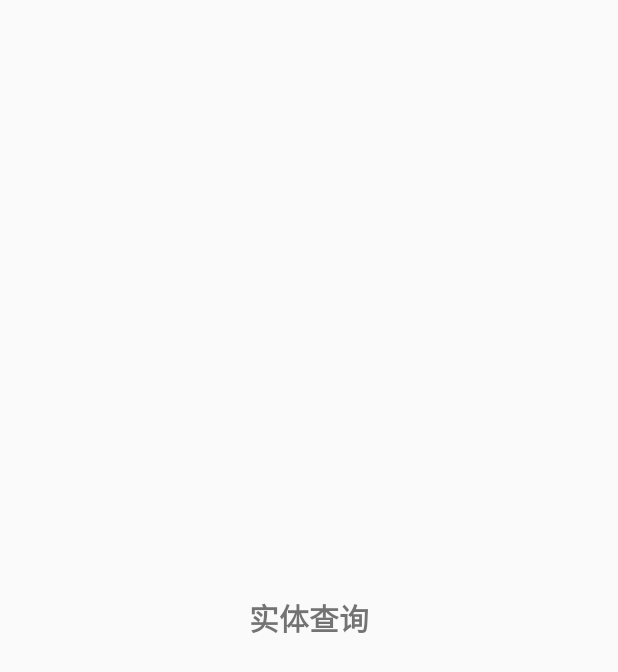
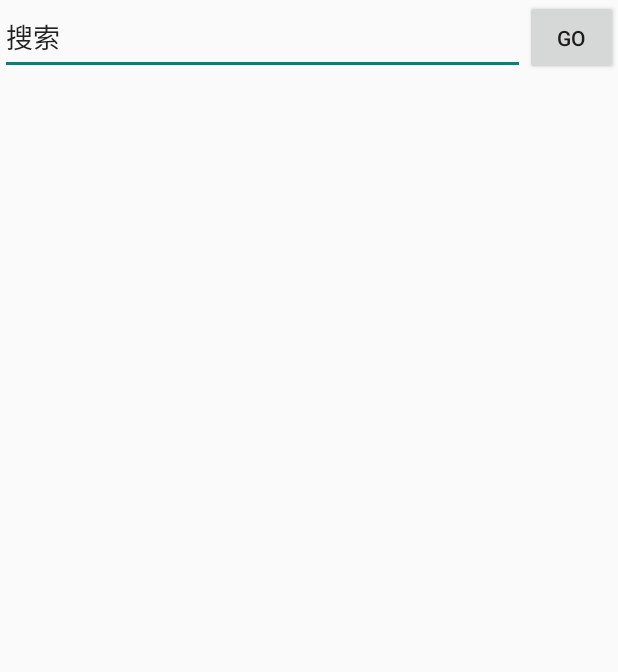
Before and after one commit to zhang-ht18/news, an Android app: the layout entity_fragment.xml on its own in the app's theme, with its tools: preview values and no code run, on a phone screen of 412 x 824 dp. Shown: the top 672 px of the screen. Run offline under Robolectric (Android 15) with nearby library versions, the phone set to English and light mode, and no system bars.

Commit message:
Add files via upload

```diff
--- a/app/src/main/res/layout/entity_fragment.xml
+++ b/app/src/main/res/layout/entity_fragment.xml
@@ -2,11 +2,28 @@
 <LinearLayout xmlns:android="http://schemas.android.com/apk/res/android"
     android:orientation="vertical" android:layout_width="match_parent"
     android:layout_height="match_parent">
-    <TextView
+
+    <LinearLayout
         android:layout_width="fill_parent"
-        android:layout_height="fill_parent"
-        android:gravity="center"
-        android:text="实体查询"
-        android:textSize="20sp"
-        android:textStyle="bold" />
+        android:layout_height="50dp"
+        android:orientation="horizontal">
+        <EditText
+            android:layout_width="350dp"
+            android:layout_height="match_parent"
+            android:id="@+id/entity_search_text"
+            android:text="搜索"
+            >
+        </EditText>
+        <android.widget.Button
+            android:layout_width="wrap_content"
+            android:layout_height="match_parent"
+            android:id="@+id/entity_search_button"
+            android:text="go"
+            />
+    </LinearLayout>
+    <ExpandableListView
+        android:layout_width="match_parent"
+        android:layout_height="match_parent"
+        android:id="@+id/entity_search_list"
+        ></ExpandableListView>
 </LinearLayout>
--- /dev/null
+++ b/app/src/main/res/layout/entity_item.xml
@@ -0,0 +1,6 @@
+<?xml version="1.0" encoding="utf-8"?>
+<LinearLayout xmlns:android="http://schemas.android.com/apk/res/android"
+    android:orientation="vertical" android:layout_width="match_parent"
+    android:layout_height="match_parent">
+
+</LinearLayout>
--- a/app/src/main/res/layout/scholar_item.xml
+++ b/app/src/main/res/layout/scholar_item.xml
@@ -3,7 +3,7 @@
     android:orientation="horizontal" android:layout_width="match_parent"
     android:layout_height="match_parent">
 
-    <android.widget.ImageView
+    <com.java.zhanghantian.MyImageView
         android:id="@+id/scholar_icon"
         android:layout_width="68dp"
         android:layout_height="68dp"
```
